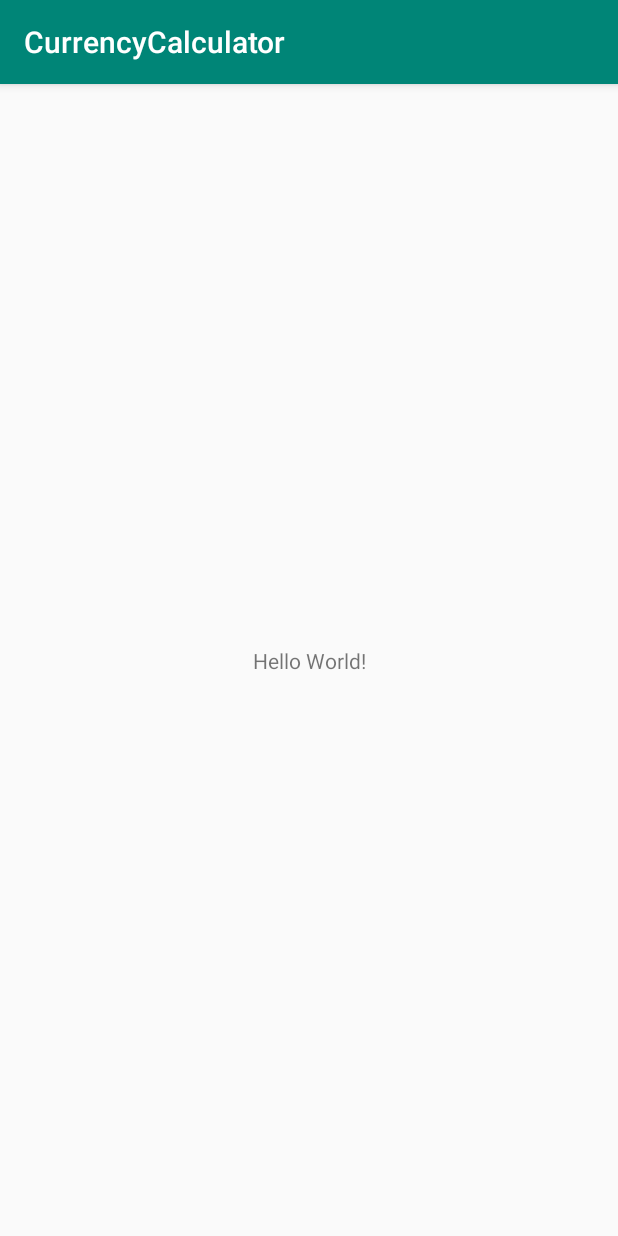
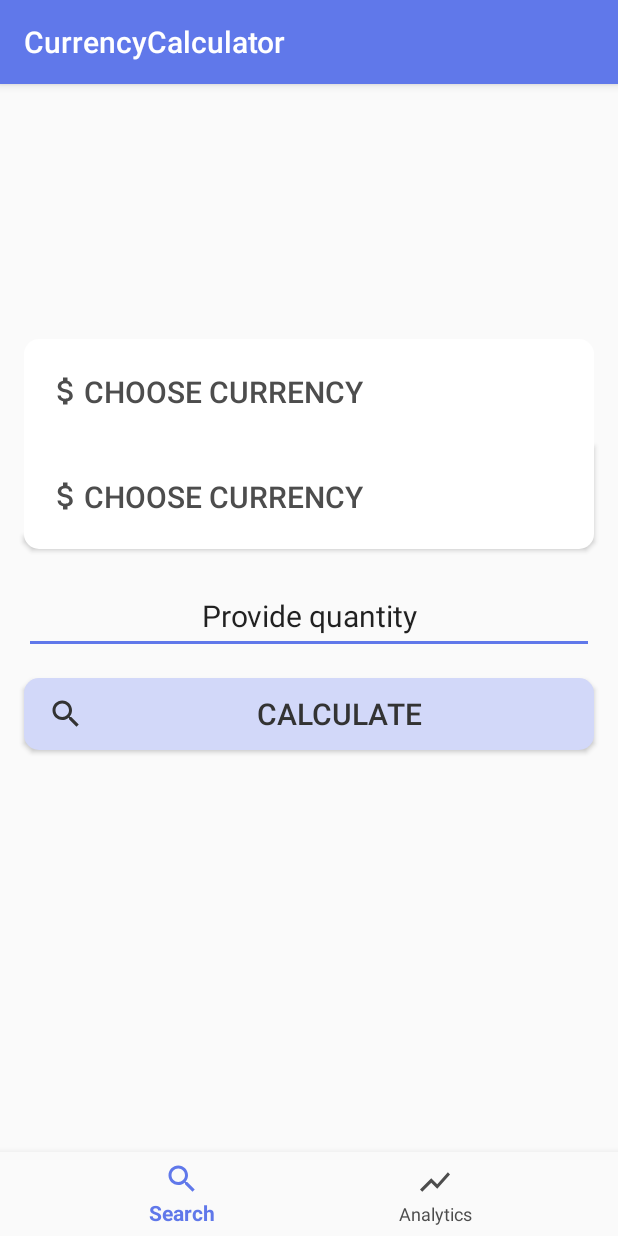
Before and after one commit to przemyslawstrojny/PM-CurrencyCalculator, an Android app: the screen it shows after launch (MainActivity), on a phone screen of 412 x 824 dp. Run offline under Robolectric (Android 15) with nearby library versions, the phone set to English and light mode, and no system bars.

Commit message:
Created 2 fragments

```diff
--- a/app/build.gradle
+++ b/app/build.gradle
@@ -22,6 +22,7 @@ android {
 dependencies {
     implementation fileTree(dir: 'libs', include: ['*.jar'])
     implementation 'com.android.support:appcompat-v7:27.1.1'
+    implementation 'com.android.support:design:27.1.1'
     implementation 'com.android.support.constraint:constraint-layout:1.1.3'
     testImplementation 'junit:junit:4.12'
     androidTestImplementation 'com.android.support.test:runner:1.0.2'
--- /dev/null
+++ b/app/src/main/java/com/example/currencycalculator/FragmentAnalytics.java
@@ -0,0 +1,17 @@
+package com.example.currencycalculator;
+
+import android.os.Bundle;
+import android.support.annotation.NonNull;
+import android.support.annotation.Nullable;
+import android.support.v4.app.Fragment;
+import android.view.LayoutInflater;
+import android.view.View;
+import android.view.ViewGroup;
+
+public class FragmentAnalytics extends Fragment {
+    @Nullable
+    @Override
+    public View onCreateView(@NonNull LayoutInflater inflater, @Nullable ViewGroup container, @Nullable Bundle savedInstanceState) {
+        return inflater.inflate(R.layout.fragment_analytics, container, false);
+    }
+}
--- /dev/null
+++ b/app/src/main/java/com/example/currencycalculator/FragmentCurrencyCalculator.java
@@ -0,0 +1,17 @@
+package com.example.currencycalculator;
+
+import android.os.Bundle;
+import android.support.annotation.NonNull;
+import android.support.annotation.Nullable;
+import android.support.v4.app.Fragment;
+import android.view.LayoutInflater;
+import android.view.View;
+import android.view.ViewGroup;
+
+public class FragmentCurrencyCalculator extends Fragment {
+    @Nullable
+    @Override
+    public View onCreateView(@NonNull LayoutInflater inflater, @Nullable ViewGroup container, @Nullable Bundle savedInstanceState) {
+        return inflater.inflate(R.layout.fragment_currency_calculator, container, false);
+    }
+}
--- a/app/src/main/java/com/example/currencycalculator/MainActivity.java
+++ b/app/src/main/java/com/example/currencycalculator/MainActivity.java
@@ -1,7 +1,11 @@
 package com.example.currencycalculator;
 
+import android.support.annotation.NonNull;
+import android.support.design.widget.BottomNavigationView;
+import android.support.v4.app.Fragment;
 import android.support.v7.app.AppCompatActivity;
 import android.os.Bundle;
+import android.view.MenuItem;
 
 public class MainActivity extends AppCompatActivity {
 
@@ -9,5 +13,31 @@ public class MainActivity extends AppCompatActivity {
     protected void onCreate(Bundle savedInstanceState) {
         super.onCreate(savedInstanceState);
         setContentView(R.layout.activity_main);
+
+
+        BottomNavigationView bottomNavigationView = findViewById(R.id.bottom_navigation);
+        bottomNavigationView.setOnNavigationItemSelectedListener(navigationItemSelectedListener);
+        getSupportFragmentManager().beginTransaction().replace(R.id.fragment_container,
+                new FragmentCurrencyCalculator()).commit();
     }
+
+    private BottomNavigationView.OnNavigationItemSelectedListener navigationItemSelectedListener =
+            new BottomNavigationView.OnNavigationItemSelectedListener() {
+                @Override
+                public boolean onNavigationItemSelected(@NonNull MenuItem menuItem) {
+                    Fragment selectedFragment = null;
+                    switch (menuItem.getItemId()){
+                        case R.id.nav_search:
+                            selectedFragment = new FragmentCurrencyCalculator();
+                            break;
+                        case R.id.nav_show_chart:
+                            selectedFragment = new FragmentAnalytics();
+                            break;
+
+                    }
+                    getSupportFragmentManager().beginTransaction().replace(R.id.fragment_container,
+                            selectedFragment).commit();
+                    return true;
+                }
+            };
 }
--- /dev/null
+++ b/app/src/main/res/drawable/drawer_item_color.xml
@@ -0,0 +1,6 @@
+<?xml version="1.0" encoding="utf-8"?>
+<selector xmlns:android="http://schemas.android.com/apk/res/android">
+
+    <item android:color="#6078EA" android:state_checked="true"/>
+    <item android:color="#4d4d4d"/>
+</selector>
--- /dev/null
+++ b/app/src/main/res/drawable/ic_currency.xml
@@ -0,0 +1,5 @@
+<vector android:height="24dp" android:tint="#4D4D4D"
+    android:viewportHeight="24.0" android:viewportWidth="24.0"
+    android:width="24dp" xmlns:android="http://schemas.android.com/apk/res/android">
+    <path android:fillColor="#FF000000" android:pathData="M11.8,10.9c-2.27,-0.59 -3,-1.2 -3,-2.15 0,-1.09 1.01,-1.85 2.7,-1.85 1.78,0 2.44,0.85 2.5,2.1h2.21c-0.07,-1.72 -1.12,-3.3 -3.21,-3.81V3h-3v2.16c-1.94,0.42 -3.5,1.68 -3.5,3.61 0,2.31 1.91,3.46 4.7,4.13 2.5,0.6 3,1.48 3,2.41 0,0.69 -0.49,1.79 -2.7,1.79 -2.06,0 -2.87,-0.92 -2.98,-2.1h-2.2c0.12,2.19 1.76,3.42 3.68,3.83V21h3v-2.15c1.95,-0.37 3.5,-1.5 3.5,-3.55 0,-2.84 -2.43,-3.81 -4.7,-4.4z"/>
+</vector>
--- /dev/null
+++ b/app/src/main/res/drawable/ic_search.xml
@@ -0,0 +1,5 @@
+<vector android:height="24dp" android:tint="#4D4D4D"
+    android:viewportHeight="24.0" android:viewportWidth="24.0"
+    android:width="24dp" xmlns:android="http://schemas.android.com/apk/res/android">
+    <path android:fillColor="#FF000000" android:pathData="M15.5,14h-0.79l-0.28,-0.27C15.41,12.59 16,11.11 16,9.5 16,5.91 13.09,3 9.5,3S3,5.91 3,9.5 5.91,16 9.5,16c1.61,0 3.09,-0.59 4.23,-1.57l0.27,0.28v0.79l5,4.99L20.49,19l-4.99,-5zM9.5,14C7.01,14 5,11.99 5,9.5S7.01,5 9.5,5 14,7.01 14,9.5 11.99,14 9.5,14z"/>
+</vector>
--- /dev/null
+++ b/app/src/main/res/drawable/ic_show_chart.xml
@@ -0,0 +1,5 @@
+<vector android:height="24dp" android:tint="#4D4D4D"
+    android:viewportHeight="24.0" android:viewportWidth="24.0"
+    android:width="24dp" xmlns:android="http://schemas.android.com/apk/res/android">
+    <path android:fillColor="#FF000000" android:pathData="M3.5,18.49l6,-6.01 4,4L22,6.92l-1.41,-1.41 -7.09,7.97 -4,-4L2,16.99z"/>
+</vector>
--- /dev/null
+++ b/app/src/main/res/drawable/round_button.xml
@@ -0,0 +1,5 @@
+<?xml version="1.0" encoding="utf-8"?>
+<shape xmlns:android="http://schemas.android.com/apk/res/android" android:shape="rectangle" android:padding="10dp">
+    <solid android:color="#FFFFFF"/>
+    <corners android:bottomLeftRadius="10dp" android:bottomRightRadius="10dp"/>
+</shape>
--- /dev/null
+++ b/app/src/main/res/drawable/round_button_all.xml
@@ -0,0 +1,7 @@
+<?xml version="1.0" encoding="utf-8"?>
+<shape xmlns:android="http://schemas.android.com/apk/res/android" android:shape="rectangle" android:padding="10dp">
+    <solid android:color="#FFFFFF"/>
+    <corners android:bottomLeftRadius="10dp" android:bottomRightRadius="10dp"
+        android:topLeftRadius="10dp"
+        android:topRightRadius="10dp"/>
+</shape>
--- /dev/null
+++ b/app/src/main/res/drawable/round_top_button.xml
@@ -0,0 +1,5 @@
+<?xml version="1.0" encoding="utf-8"?>
+<shape xmlns:android="http://schemas.android.com/apk/res/android" android:shape="rectangle" android:padding="10dp">
+    <solid android:color="#FFFFFF"/>
+    <corners android:topLeftRadius="10dp" android:topRightRadius="10dp"/>
+</shape>
--- a/app/src/main/res/layout/activity_main.xml
+++ b/app/src/main/res/layout/activity_main.xml
@@ -1,5 +1,5 @@
 <?xml version="1.0" encoding="utf-8"?>
-<android.support.constraint.ConstraintLayout
+<RelativeLayout
         xmlns:android="http://schemas.android.com/apk/res/android"
         xmlns:tools="http://schemas.android.com/tools"
         xmlns:app="http://schemas.android.com/apk/res-auto"
@@ -7,13 +7,20 @@
         android:layout_height="match_parent"
         tools:context=".MainActivity">
 
-    <TextView
-            android:layout_width="wrap_content"
-            android:layout_height="wrap_content"
-            android:text="Hello World!"
-            app:layout_constraintBottom_toBottomOf="parent"
-            app:layout_constraintLeft_toLeftOf="parent"
-            app:layout_constraintRight_toRightOf="parent"
-            app:layout_constraintTop_toTopOf="parent"/>
+    <FrameLayout
+        android:id="@+id/fragment_container"
+        android:layout_width="match_parent"
+        android:layout_height="match_parent"
+        android:layout_above="@+id/bottom_navigation"/>
 
-</android.support.constraint.ConstraintLayout>
+    <android.support.design.widget.BottomNavigationView
+        app:itemIconTint="@drawable/drawer_item_color"
+        app:itemTextColor="@drawable/drawer_item_color"
+        android:id="@+id/bottom_navigation"
+        android:layout_width="match_parent"
+        android:layout_height="wrap_content"
+        android:layout_alignParentBottom="true"
+        app:menu="@menu/bottom_navigation"
+        android:background="?android:attr/windowBackground"/>
+
+</RelativeLayout>
--- /dev/null
+++ b/app/src/main/res/layout/fragment_analytics.xml
@@ -0,0 +1,22 @@
+<?xml version="1.0" encoding="utf-8"?>
+<RelativeLayout
+    xmlns:android="http://schemas.android.com/apk/res/android" android:layout_width="match_parent"
+    android:layout_height="match_parent">
+
+    <TextView
+        android:id="@+id/text_analysis"
+        android:layout_width="wrap_content"
+        android:layout_height="wrap_content"
+        android:text="Here you data"
+        android:layout_centerHorizontal="true"
+        android:layout_marginTop="16dp"
+        android:textSize="30sp"/>
+
+    <ListView
+        android:layout_below="@+id/text_analysis"
+        android:layout_marginTop="16dp"
+        android:id="@+id/list_to_analyse"
+        android:layout_width="match_parent"
+        android:layout_height="match_parent"/>
+
+</RelativeLayout>
--- /dev/null
+++ b/app/src/main/res/layout/fragment_currency_calculator.xml
@@ -0,0 +1,68 @@
+<?xml version="1.0" encoding="utf-8"?>
+<RelativeLayout xmlns:android="http://schemas.android.com/apk/res/android"
+    android:layout_width="match_parent" android:layout_height="match_parent">
+
+    <Button
+        android:text="Choose currency"
+        android:drawableLeft="@drawable/ic_currency"
+        android:paddingLeft="16dp"
+        android:textColor="#4D4D4D"
+        android:textAlignment="viewStart"
+        android:textSize="20sp"
+        android:layout_marginLeft="16dp"
+        android:layout_marginRight="16dp"
+        android:id="@+id/currency_from"
+        android:layout_width="match_parent"
+        android:layout_height="70dp"
+        android:backgroundTint="#FFFFFF"
+        android:background="@drawable/round_top_button"
+        android:layout_centerHorizontal="true"
+        android:layout_marginTop="170dp" />
+    <Button
+        android:text="Choose Currency"
+        android:background="@drawable/round_button"
+        android:paddingLeft="16dp"
+        android:textColor="#4D4D4D"
+        android:drawableLeft="@drawable/ic_currency"
+        android:textAlignment="viewStart"
+        android:textSize="20sp"
+        android:id="@+id/currency_to"
+        android:layout_width="match_parent"
+        android:layout_height="70dp"
+        android:layout_marginLeft="16dp"
+        android:layout_marginRight="16dp"
+        android:layout_centerHorizontal="true"
+        android:layout_marginTop="0dp"
+        android:backgroundTint="#FFFFFF"
+        android:layout_below="@+id/currency_from"/>
+
+    <EditText
+        android:id="@+id/quantity"
+        android:layout_width="match_parent"
+        android:layout_height="50dp"
+        android:layout_below="@+id/currency_to"
+        android:layout_marginTop="20dp"
+        android:layout_marginLeft="16dp"
+        android:textAlignment="center"
+        android:layout_marginRight="16dp"
+        android:textSize="20sp"
+        android:text="Provide quantity"/>
+    <Button
+        android:drawableLeft="@drawable/ic_search"
+        android:drawableTint="#333333"
+        android:textColor="#333333"
+        android:layout_margin="16dp"
+        android:layout_marginRight="32dp"
+        android:layout_marginLeft="32dp"
+        android:paddingLeft="16dp"
+        android:id="@+id/search_button"
+        android:layout_width="match_parent"
+        android:layout_height="wrap_content"
+        android:layout_below="@+id/quantity"
+        android:layout_centerInParent="true"
+        android:background="@drawable/round_button_all"
+        android:backgroundTint="#d2d8f9"
+        android:textAlignment="center"
+        android:text="Calculate"
+        android:textSize="20sp" />
+</RelativeLayout>
--- /dev/null
+++ b/app/src/main/res/menu/bottom_navigation.xml
@@ -0,0 +1,11 @@
+<?xml version="1.0" encoding="utf-8"?>
+<menu xmlns:android="http://schemas.android.com/apk/res/android">
+    <item
+        android:id="@+id/nav_search"
+        android:icon="@drawable/ic_search"
+        android:title="Search" />
+    <item
+        android:id="@+id/nav_show_chart"
+        android:icon="@drawable/ic_show_chart"
+        android:title="Analytics" />
+</menu>
--- a/app/src/main/res/values/colors.xml
+++ b/app/src/main/res/values/colors.xml
@@ -1,6 +1,6 @@
 <?xml version="1.0" encoding="utf-8"?>
 <resources>
-    <color name="colorPrimary">#008577</color>
-    <color name="colorPrimaryDark">#00574B</color>
-    <color name="colorAccent">#D81B60</color>
+    <color name="colorPrimary">#6078ea</color>
+    <color name="colorPrimaryDark">#4a65e8</color>
+    <color name="colorAccent">#6078ea</color>
 </resources>
```
